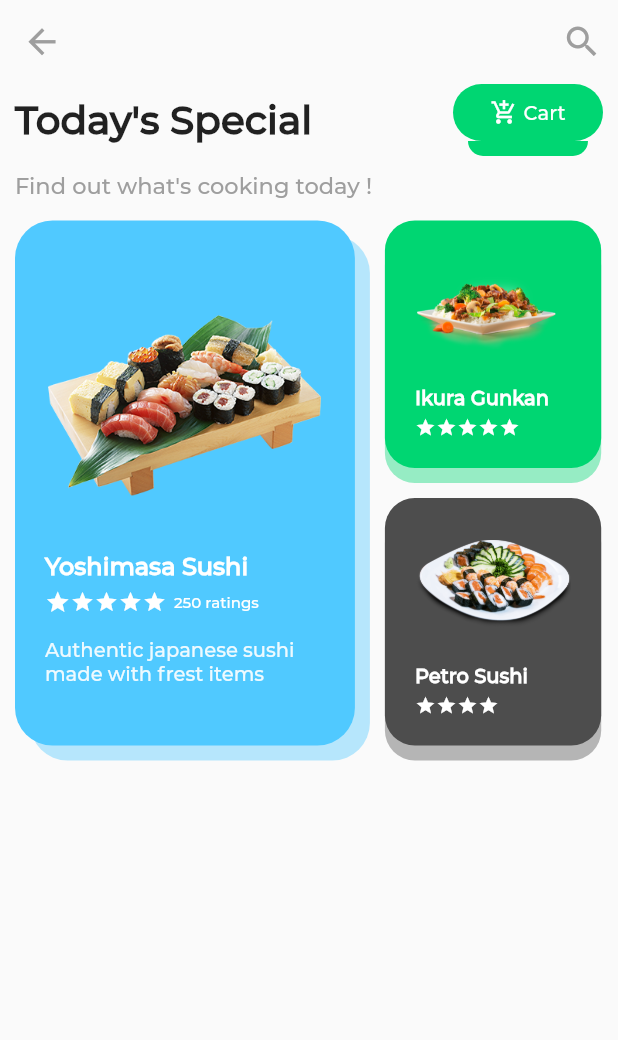
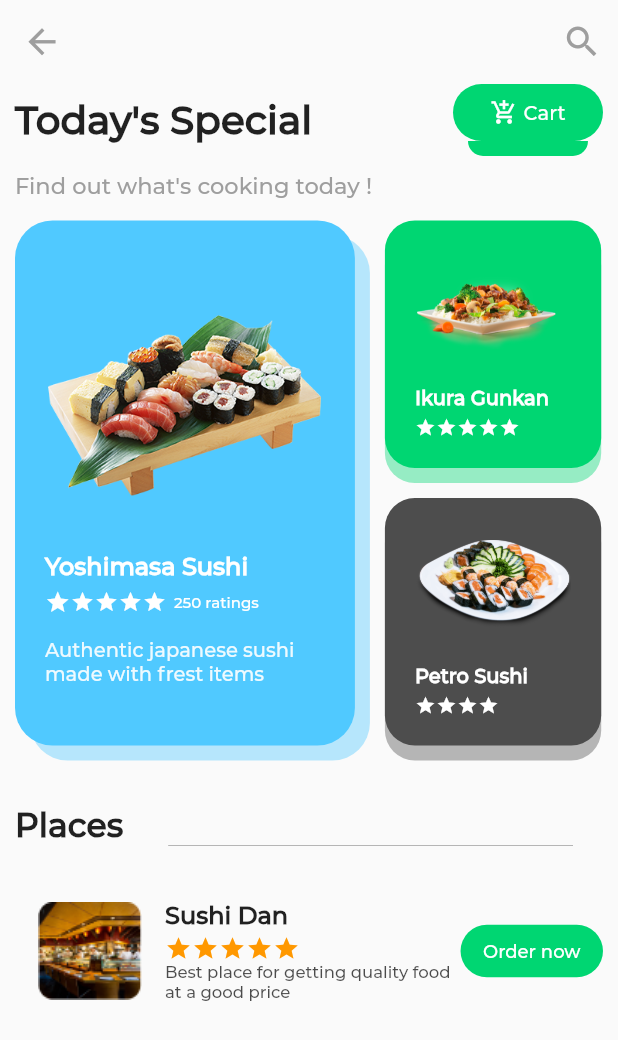
Before and after one commit to JaberHPranto/Food-Ordering-App-UI, a Flutter app: the screen it shows after launch, on a phone screen of 412 x 824 dp. Shown: the top 1040 px of the screen. Run offline on Flutter 3.47's test engine with Material 2 defaults, Android fonts, the phone set to English and light mode, and no system bars.

Commit message:
done with home main page

```diff
--- /dev/null
+++ b/lib/hotelPage.dart
@@ -0,0 +1,10 @@
+import 'package:flutter/material.dart';
+
+class HotelPage extends StatelessWidget {
+  @override
+  Widget build(BuildContext context) {
+    return Container(
+      child: Text("This is hotel page"),
+    );
+  }
+}
--- a/lib/main.dart
+++ b/lib/main.dart
@@ -2,6 +2,8 @@ import 'dart:ui';
 
 import 'package:flutter/material.dart';
 import 'package:food_order_app_ui/Style.dart';
+
+import 'hotelPage.dart';
 
 void main() {
   runApp(MyApp());
@@ -363,7 +365,33 @@ class _MyHomePageState extends State<MyHomePage> {
                       ),
                     ],
                   ),
-                )
+                ),
+                SizedBox(
+                  height: 20,
+                ),
+                Row(
+                  crossAxisAlignment: CrossAxisAlignment.end,
+                  children: [
+                    Text(
+                      "Places",
+                      style:
+                          TextStyle(fontWeight: FontWeight.w700, fontSize: 22),
+                    ),
+                    SizedBox(
+                      width: 10,
+                    ),
+                    Expanded(
+                        child: Container(
+                      margin: EdgeInsets.symmetric(horizontal: 20),
+                      height: 0.5,
+                      color: Colors.grey,
+                    ))
+                  ],
+                ),
+                SizedBox(
+                  height: 20,
+                ),
+                placesWidget("Sushi Dan", "hotel1")
               ],
             ),
           ),
@@ -371,4 +399,85 @@ class _MyHomePageState extends State<MyHomePage> {
       ),
     );
   }
+
+  Row placesWidget(String name, String image) {
+    return Row(
+      children: [
+        Container(
+          height: 100,
+          width: 100,
+          decoration: BoxDecoration(
+              image: DecorationImage(
+                  image: AssetImage('asset/images/$image.png'))),
+        ),
+        Expanded(
+            child: Column(
+          crossAxisAlignment: CrossAxisAlignment.start,
+          children: [
+            Text(
+              "$name",
+              style: TextStyle(fontSize: 16, fontWeight: FontWeight.w700),
+            ),
+            SizedBox(
+              height: 2,
+            ),
+            Row(
+              children: [
+                Icon(
+                  Icons.star,
+                  color: Colors.orange,
+                  size: 18,
+                ),
+                Icon(
+                  Icons.star,
+                  color: Colors.orange,
+                  size: 18,
+                ),
+                Icon(
+                  Icons.star,
+                  color: Colors.orange,
+                  size: 18,
+                ),
+                Icon(
+                  Icons.star,
+                  color: Colors.orange,
+                  size: 18,
+                ),
+                Icon(
+                  Icons.star,
+                  color: Colors.orange,
+                  size: 18,
+                )
+              ],
+            ),
+            Text(
+              "Best place for getting quality food at a good price",
+              style:
+                  TextStyle(color: Colors.black.withOpacity(0.7), fontSize: 11),
+            )
+          ],
+        )),
+        InkWell(
+          onTap: () {
+            openHotelPage();
+          },
+          child: Container(
+            padding: EdgeInsets.symmetric(horizontal: 15, vertical: 10),
+            decoration: BoxDecoration(
+                color: greenBtn,
+                borderRadius: BorderRadius.all(Radius.circular(40))),
+            child: Text(
+              "Order now",
+              style: TextStyle(fontSize: 12, color: Colors.white),
+            ),
+          ),
+        )
+      ],
+    );
+  }
+
+  void openHotelPage() {
+    Navigator.push(
+        context, MaterialPageRoute(builder: (context) => HotelPage()));
+  }
 }
```
